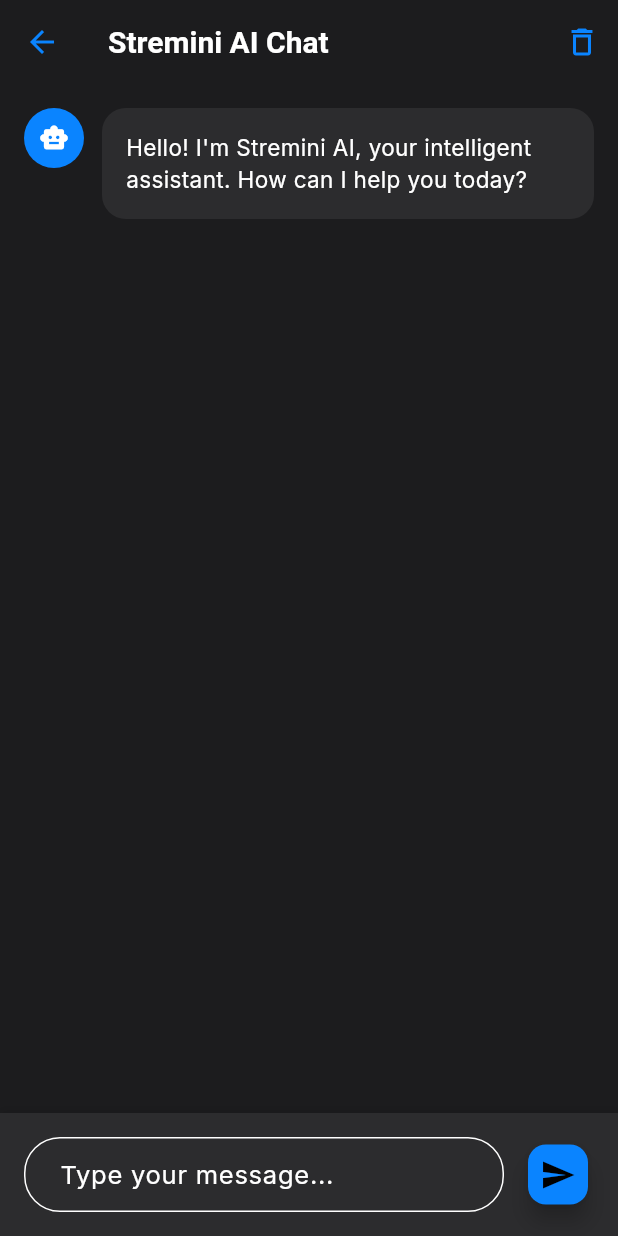
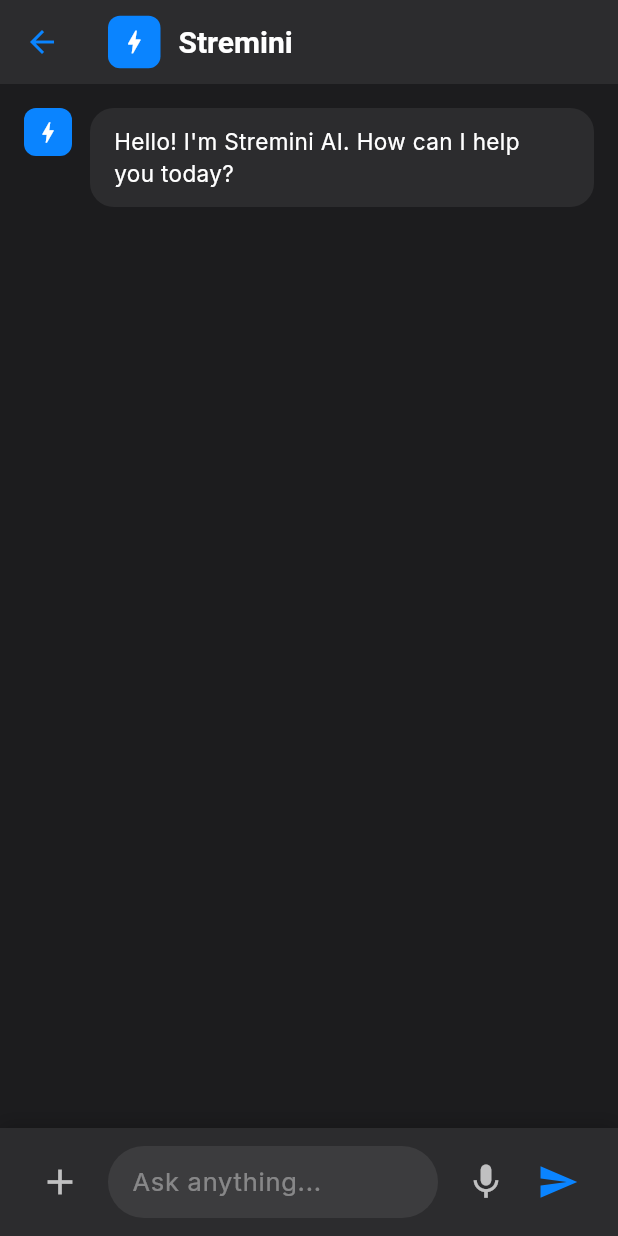
Before and after one commit to streminiai/streminiai, a Flutter app: the ChatbotScreen screen opened by its route, on a phone screen of 412 x 824 dp. Run offline on Flutter 3.47's test engine with Material 3 defaults, Android fonts, the phone set to English and light mode, and no system bars; our stand-ins replace google_fonts, image_picker, screenshot; missing offline and left inert: flutter_overlay_window.

Commit message:
Update chatbot_screen.dart

```diff
--- a/lib/screens/chatbot_screen.dart
+++ b/lib/screens/chatbot_screen.dart
@@ -19,15 +19,20 @@ class _ChatbotScreenState extends State<ChatbotScreen> {
   @override
   void initState() {
     super.initState();
+    // Add welcome message
     _addMessage(
-      'Hello! I\'m Stremini AI, your intelligent assistant. How can I help you today?',
+      "Hello! I'm Stremini AI. How can I help you today?",
       isUser: false,
     );
   }
 
   void _addMessage(String text, {required bool isUser}) {
     setState(() {
-      _messages.add(ChatMessage(text: text, isUser: isUser));
+      _messages.add(ChatMessage(
+        text: text,
+        isUser: isUser,
+        timestamp: DateTime.now(),
+      ));
     });
     _scrollToBottom();
   }
@@ -54,9 +59,9 @@ class _ChatbotScreenState extends State<ChatbotScreen> {
     setState(() => _isLoading = true);
 
     try {
-      // Build conversation history
+      // Build conversation history (exclude welcome message)
       final history = _messages
-          .where((msg) => msg.text != 'Hello! I\'m Stremini AI, your intelligent assistant. How can I help you today?')
+          .where((msg) => msg.text != "Hello! I'm Stremini AI. How can I help you today?")
           .map((msg) => {
                 'role': msg.isUser ? 'user' : 'assistant',
                 'content': msg.text,
@@ -67,14 +72,66 @@ class _ChatbotScreenState extends State<ChatbotScreen> {
 
       if (response['response'] != null) {
         _addMessage(response['response'], isUser: false);
+      } else if (response['text'] != null) {
+        _addMessage(response['text'], isUser: false);
       } else {
         _addMessage('Sorry, I couldn\'t process that request.', isUser: false);
       }
     } catch (e) {
-      _addMessage('Error: ${e.toString().replaceFirst("Exception: ", "")}', isUser: false);
+      String errorMsg = e.toString().replaceFirst("Exception: ", "");
+      _addMessage('Error: $errorMsg', isUser: false);
     } finally {
       setState(() => _isLoading = false);
     }
+  }
+
+  void _showAttachmentOptions() {
+    showModalBottomSheet(
+      context: context,
+      backgroundColor: Colors.transparent,
+      builder: (context) => Container(
+        decoration: BoxDecoration(
+          color: Theme.of(context).cardColor,
+          borderRadius: const BorderRadius.vertical(top: Radius.circular(20)),
+        ),
+        padding: const EdgeInsets.all(20),
+        child: Column(
+          mainAxisSize: MainAxisSize.min,
+          children: [
+            ListTile(
+              leading: const Icon(Icons.camera_alt),
+              title: const Text('Camera'),
+              onTap: () {
+                Navigator.pop(context);
+                ScaffoldMessenger.of(context).showSnackBar(
+                  const SnackBar(content: Text('Camera feature coming soon!')),
+                );
+              },
+            ),
+            ListTile(
+              leading: const Icon(Icons.photo),
+              title: const Text('Photo'),
+              onTap: () {
+                Navigator.pop(context);
+                ScaffoldMessenger.of(context).showSnackBar(
+                  const SnackBar(content: Text('Photo feature coming soon!')),
+                );
+              },
+            ),
+            ListTile(
+              leading: const Icon(Icons.description),
+              title: const Text('Document'),
+              onTap: () {
+                Navigator.pop(context);
+                ScaffoldMessenger.of(context).showSnackBar(
+                  const SnackBar(content: Text('Document feature coming soon!')),
+                );
+              },
+            ),
+          ],
+        ),
+      ),
+    );
   }
 
   @override
@@ -87,23 +144,35 @@ class _ChatbotScreenState extends State<ChatbotScreen> {
   @override
   Widget build(BuildContext context) {
     return Scaffold(
+      backgroundColor: const Color(0xFF1C1C1E),
       appBar: AppBar(
-        title: const Text('Stremini AI Chat'),
-        actions: [
-          IconButton(
-            icon: const Icon(Icons.delete_outline),
-            onPressed: () {
-              setState(() {
-                _messages.clear();
-                _addMessage(
-                  'Hello! I\'m Stremini AI, your intelligent assistant. How can I help you today?',
-                  isUser: false,
-                );
-              });
-            },
-            tooltip: 'Clear chat',
+        backgroundColor: const Color(0xFF2C2C2E),
+        elevation: 0,
+        leading: IconButton(
+          icon: const Icon(Icons.arrow_back),
+          onPressed: () => Navigator.pop(context),
+        ),
+        title: Row(
+          children: [
+            Container(
+              width: 35,
+              height: 35,
+              decoration: BoxDecoration(
+                color: const Color(0xFF0A84FF),
+                borderRadius: BorderRadius.circular(8),
+              ),
+              child: const Icon(Icons.bolt, color: Colors.white, size: 20),
+            ),
+            const SizedBox(width: 12),
+            const Text(
+              'Stremini',
+              style: TextStyle(
+                fontSize: 20,
+                fontWeight: FontWeight.w600,
+              ),
             ),
           ],
+        ),
       ),
       body: Column(
         children: [
@@ -116,7 +185,10 @@ class _ChatbotScreenState extends State<ChatbotScreen> {
                       children: const [
                         Icon(Icons.chat_bubble_outline, size: 64, color: Colors.grey),
                         SizedBox(height: 16),
-                        Text('Start a conversation!', style: TextStyle(fontSize: 18, color: Colors.grey)),
+                        Text(
+                          'Start a conversation!',
+                          style: TextStyle(fontSize: 18, color: Colors.grey),
+                        ),
                       ],
                     ),
                   )
@@ -133,9 +205,11 @@ class _ChatbotScreenState extends State<ChatbotScreen> {
 
           // Loading indicator
           if (_isLoading)
-            Padding(
-              padding: const EdgeInsets.symmetric(horizontal: 16, vertical: 8),
+            Container(
+              padding: const EdgeInsets.symmetric(horizontal: 20, vertical: 12),
+              alignment: Alignment.centerLeft,
               child: Row(
+                mainAxisSize: MainAxisSize.min,
                 children: const [
                   SizedBox(
                     width: 20,
@@ -143,20 +217,26 @@ class _ChatbotScreenState extends State<ChatbotScreen> {
                     child: CircularProgressIndicator(strokeWidth: 2),
                   ),
                   SizedBox(width: 12),
-                  Text('Thinking...', style: TextStyle(fontStyle: FontStyle.italic)),
+                  Text(
+                    'Thinking...',
+                    style: TextStyle(
+                      fontStyle: FontStyle.italic,
+                      color: Colors.grey,
+                    ),
+                  ),
                 ],
               ),
             ),
 
           // Input field
           Container(
-            padding: const EdgeInsets.all(16),
+            padding: const EdgeInsets.symmetric(horizontal: 16, vertical: 12),
             decoration: BoxDecoration(
-              color: Theme.of(context).cardColor,
+              color: const Color(0xFF2C2C2E),
               boxShadow: [
                 BoxShadow(
-                  color: Colors.black.withOpacity(0.1),
-                  blurRadius: 4,
+                  color: Colors.black.withOpacity(0.2),
+                  blurRadius: 10,
                   offset: const Offset(0, -2),
                 ),
               ],
@@ -164,27 +244,58 @@ class _ChatbotScreenState extends State<ChatbotScreen> {
             child: SafeArea(
               child: Row(
                 children: [
+                  // Attachment button
+                  IconButton(
+                    icon: const Icon(Icons.add, size: 28),
+                    onPressed: _showAttachmentOptions,
+                    color: Colors.white70,
+                  ),
+                  const SizedBox(width: 8),
+
+                  // Text input
                   Expanded(
+                    child: Container(
+                      padding: const EdgeInsets.symmetric(horizontal: 16),
+                      decoration: BoxDecoration(
+                        color: const Color(0xFF3C3C3E),
+                        borderRadius: BorderRadius.circular(24),
+                      ),
                       child: TextField(
                         controller: _messageController,
-                      decoration: InputDecoration(
-                        hintText: 'Type your message...',
-                        border: OutlineInputBorder(
-                          borderRadius: BorderRadius.circular(24),
+                        decoration: const InputDecoration(
+                          hintText: 'Ask anything...',
+                          hintStyle: TextStyle(color: Colors.white38),
+                          border: InputBorder.none,
                         ),
-                        contentPadding: const EdgeInsets.symmetric(horizontal: 20, vertical: 12),
-                      ),
+                        style: const TextStyle(color: Colors.white),
                         maxLines: null,
                         textInputAction: TextInputAction.send,
                         onSubmitted: (_) => _sendMessage(),
                         enabled: !_isLoading,
                       ),
                     ),
-                  const SizedBox(width: 12),
-                  FloatingActionButton(
+                  ),
+                  const SizedBox(width: 8),
+
+                  // Voice button
+                  IconButton(
+                    icon: const Icon(Icons.mic, size: 28),
+                    onPressed: () {
+                      ScaffoldMessenger.of(context).showSnackBar(
+                        const SnackBar(content: Text('Voice input coming soon!')),
+                      );
+                    },
+                    color: Colors.white70,
+                  ),
+
+                  // Send button
+                  IconButton(
+                    icon: Icon(
+                      Icons.send,
+                      size: 28,
+                      color: _isLoading ? Colors.grey : const Color(0xFF0A84FF),
+                    ),
                     onPressed: _isLoading ? null : _sendMessage,
-                    mini: true,
-                    child: const Icon(Icons.send),
                   ),
                 ],
               ),
@@ -203,35 +314,46 @@ class _ChatbotScreenState extends State<ChatbotScreen> {
         crossAxisAlignment: CrossAxisAlignment.start,
         children: [
           if (!message.isUser) ...[
-            CircleAvatar(
-              backgroundColor: Theme.of(context).primaryColor,
-              child: const Icon(Icons.smart_toy, color: Colors.white, size: 20),
+            Container(
+              width: 32,
+              height: 32,
+              decoration: BoxDecoration(
+                color: const Color(0xFF0A84FF),
+                borderRadius: BorderRadius.circular(8),
+              ),
+              child: const Icon(Icons.bolt, color: Colors.white, size: 18),
             ),
             const SizedBox(width: 12),
           ],
           Flexible(
             child: Container(
-              padding: const EdgeInsets.all(16),
+              padding: const EdgeInsets.symmetric(horizontal: 16, vertical: 12),
               decoration: BoxDecoration(
                 color: message.isUser
-                    ? Theme.of(context).primaryColor
-                    : Theme.of(context).cardColor,
+                    ? const Color(0xFF3C3C3E)
+                    : const Color(0xFF2C2C2E),
                 borderRadius: BorderRadius.circular(16),
               ),
               child: SelectableText(
                 message.text,
-                style: TextStyle(
-                  color: message.isUser ? Colors.white : Theme.of(context).textTheme.bodyLarge?.color,
+                style: const TextStyle(
+                  color: Colors.white,
                   fontSize: 15,
+                  height: 1.4,
                 ),
               ),
             ),
           ),
           if (message.isUser) ...[
             const SizedBox(width: 12),
-            CircleAvatar(
-              backgroundColor: Colors.grey.shade700,
-              child: const Icon(Icons.person, color: Colors.white, size: 20),
+            Container(
+              width: 32,
+              height: 32,
+              decoration: BoxDecoration(
+                color: Colors.grey.shade700,
+                borderRadius: BorderRadius.circular(16),
+              ),
+              child: const Icon(Icons.person, color: Colors.white, size: 18),
             ),
           ],
         ],
@@ -243,6 +365,11 @@ class _ChatbotScreenState extends State<ChatbotScreen> {
 class ChatMessage {
   final String text;
   final bool isUser;
+  final DateTime timestamp;
 
-  ChatMessage({required this.text, required this.isUser});
+  ChatMessage({
+    required this.text,
+    required this.isUser,
+    required this.timestamp,
+  });
 }
```
Lines whose indentation alone changed are shown as unchanged.
